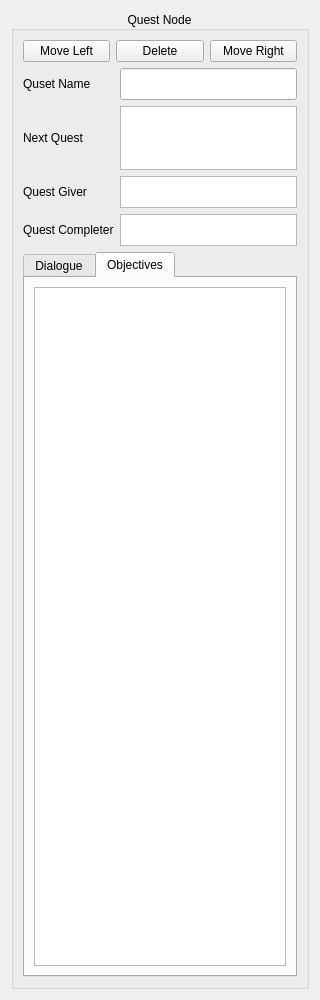
The window that quest_maker/views/quest_node_view.ui (thisisnotruben/ToW-tools) describes before a commit, drawn with Qt 5.
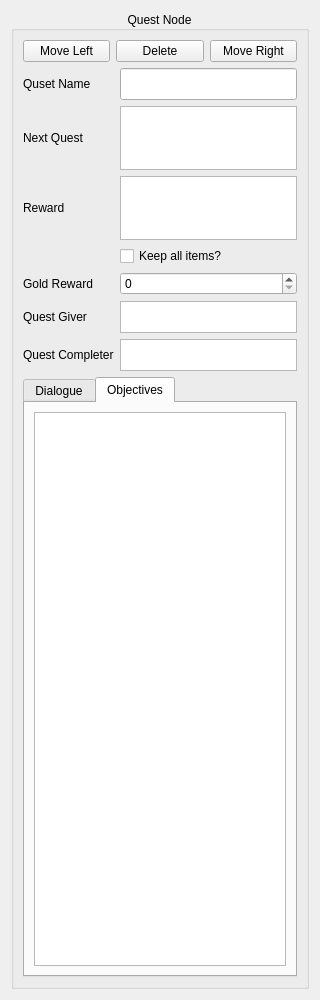
The same window after the commit. The open tabs and pages were chosen to show the change.

What changed in the file:
```diff
--- a/quest_maker/views/quest_node_view.ui
+++ b/quest_maker/views/quest_node_view.ui
@@ -59,6 +59,13 @@
       </item>
       <item>
        <layout class="QGridLayout" name="grid_layout">
+        <item row="5" column="1">
+         <widget class="QCheckBox" name="reward_keep">
+          <property name="text">
+           <string>Keep all items?</string>
+          </property>
+         </widget>
+        </item>
         <item row="3" column="0">
          <widget class="QLabel" name="label">
           <property name="text">
@@ -66,7 +73,7 @@
           </property>
          </widget>
         </item>
-        <item row="5" column="1">
+        <item row="7" column="1">
          <widget class="QListWidget" name="giver_list">
           <property name="maximumSize">
            <size>
@@ -101,14 +108,14 @@
           </property>
          </widget>
         </item>
-        <item row="7" column="0">
+        <item row="9" column="0">
          <widget class="QLabel" name="completer_lbl">
           <property name="text">
            <string>Quest Completer</string>
           </property>
          </widget>
         </item>
-        <item row="7" column="1">
+        <item row="9" column="1">
          <widget class="QListWidget" name="completer_list">
           <property name="minimumSize">
            <size>
@@ -139,7 +146,7 @@
           </property>
          </widget>
         </item>
-        <item row="5" column="0">
+        <item row="7" column="0">
          <widget class="QLabel" name="giver_lbl">
           <property name="text">
            <string>Quest Giver</string>
@@ -175,6 +182,43 @@
           </property>
          </widget>
         </item>
+        <item row="4" column="1">
+         <widget class="QListWidget" name="reward_list">
+          <property name="minimumSize">
+           <size>
+            <width>0</width>
+            <height>64</height>
+           </size>
+          </property>
+          <property name="acceptDrops">
+           <bool>true</bool>
+          </property>
+          <property name="alternatingRowColors">
+           <bool>true</bool>
+          </property>
+         </widget>
+        </item>
+        <item row="4" column="0">
+         <widget class="QLabel" name="reward_lbl">
+          <property name="text">
+           <string>Reward</string>
+          </property>
+         </widget>
+        </item>
+        <item row="6" column="1">
+         <widget class="QSpinBox" name="gold_reward_amount">
+          <property name="maximum">
+           <number>10000</number>
+          </property>
+         </widget>
+        </item>
+        <item row="6" column="0">
+         <widget class="QLabel" name="gold_reward_lbl">
+          <property name="text">
+           <string>Gold Reward</string>
+          </property>
+         </widget>
+        </item>
        </layout>
       </item>
       <item>
```
Left out of the diff: 28 changed lines with no effect on the pictures.
